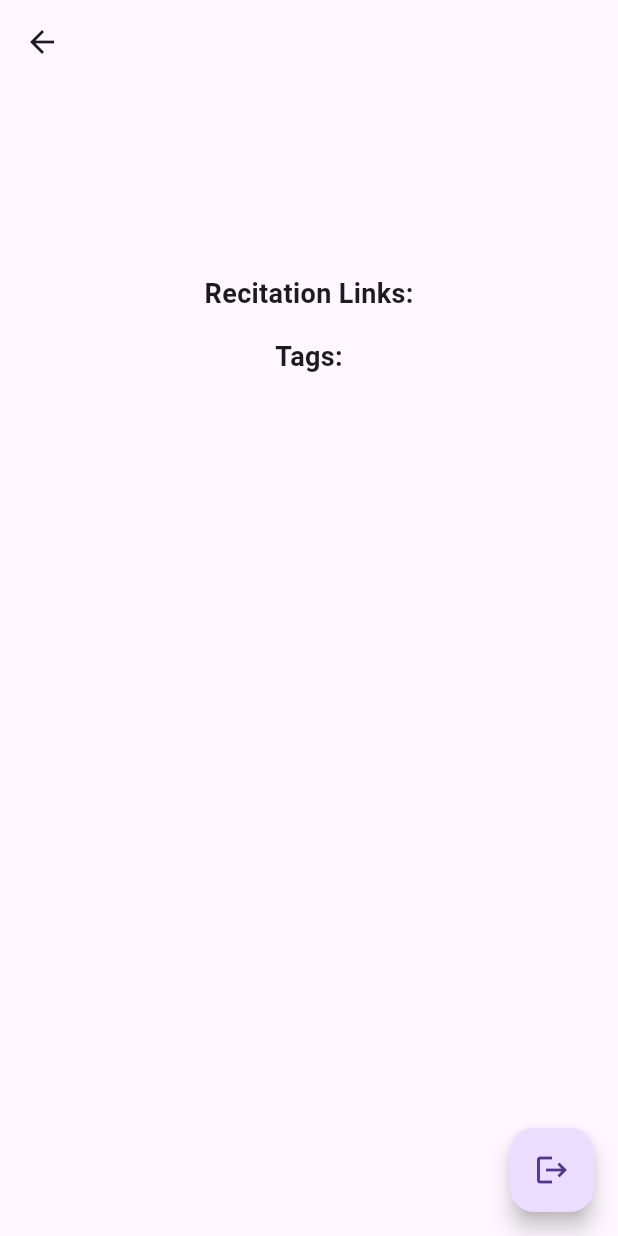
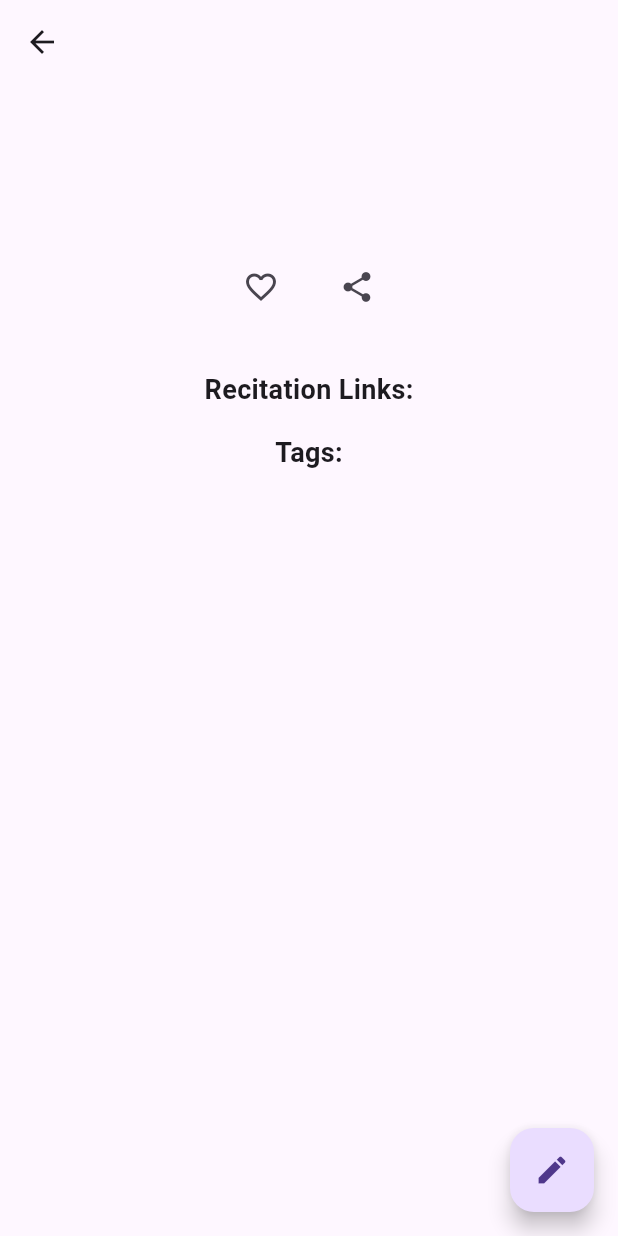
Before and after one commit to mzahin01/mushaeera_Uni_Draft, a Flutter app: the PoemViewPageView screen opened by its route, on a phone screen of 412 x 824 dp. Run offline on Flutter 3.47's test engine with Material 3 defaults, Android fonts, the phone set to English and light mode, and no system bars; our stand-ins replace cloud_firestore, firebase_auth, firebase_core, get, share_plus; accounts and stored records are empty.

Commit message:
Favourite & Share button added

```diff
--- a/lib/app/modules/home/model/poem_model.dart
+++ b/lib/app/modules/home/model/poem_model.dart
@@ -6,6 +6,7 @@ class Poem {
   List<String>? recitationLinks;
   Texts? texts;
   List<String>? tags;
+  String? poemUID;
 
   Poem({
     this.poemName,
@@ -13,6 +14,7 @@ class Poem {
     this.recitationLinks,
     this.texts,
     this.tags,
+    this.poemUID,
   });
 
   factory Poem.fromRawJson(String str) => Poem.fromJson(json.decode(str));
--- a/lib/app/modules/poem_view_page/controllers/poem_view_page_controller.dart
+++ b/lib/app/modules/poem_view_page/controllers/poem_view_page_controller.dart
@@ -1,10 +1,12 @@
 import 'package:cloud_firestore/cloud_firestore.dart';
 import 'package:get/get.dart';
+import 'package:mushaira/app/modules/home/controllers/home_controller.dart';
 import 'package:mushaira/app/modules/home/model/poem_model.dart';
 
 class PoemViewPageController extends GetxController {
   Rx<Poem?> poem = Rx(null);
   RxString poemUID = ''.obs;
+  final HomeController homeController = Get.find<HomeController>();
 
   @override
   void onInit() {
@@ -20,6 +22,14 @@ class PoemViewPageController extends GetxController {
         .doc(poemUID.value)
         .get();
     Map<String, dynamic>? data = doc.data();
-    poem.value = (Poem.fromJson(data ?? {}));
+    poem.value = Poem.fromJson(data ?? {});
+  }
+
+  Future<void> toggleFavorite() async {
+    await homeController.toggleFavorite(poemUID.value);
+  }
+
+  bool isFavorite() {
+    return homeController.favoritePoemIds.contains(poemUID.value);
   }
 }
--- a/lib/app/modules/poem_view_page/views/poem_view_page_view.dart
+++ b/lib/app/modules/poem_view_page/views/poem_view_page_view.dart
@@ -1,13 +1,16 @@
 import 'package:flutter/material.dart';
 import 'package:get/get.dart';
+import 'package:mushaira/app/modules/home/controllers/home_controller.dart';
+import 'package:mushaira/app/modules/home/model/poem_model.dart';
 import 'package:mushaira/app/routes/app_pages.dart';
-import '../../home/model/poem_model.dart';
+import 'package:share_plus/share_plus.dart';
 import '../controllers/poem_view_page_controller.dart';
 
 class PoemViewPageView extends GetView<PoemViewPageController> {
   const PoemViewPageView({super.key});
   @override
   Widget build(BuildContext context) {
+    Get.put(HomeController());
     return Scaffold(
       floatingActionButton: FloatingActionButton(
         onPressed: () {
@@ -16,7 +19,7 @@ class PoemViewPageView extends GetView<PoemViewPageController> {
             parameters: {'poem_uid': controller.poemUID.value},
           );
         },
-        child: const Icon(Icons.logout),
+        child: const Icon(Icons.edit),
       ),
       appBar: AppBar(
         title: Obx(() => Text(controller.poem.value?.poetName ?? 'Poem')),
@@ -26,6 +29,11 @@ class PoemViewPageView extends GetView<PoemViewPageController> {
           return const Center(child: CircularProgressIndicator());
         } else {
           Poem? poem = controller.poem.value;
+          bool isFavorited = controller.isFavorite();
+
+          // Convert the Poem object to a string representation
+          String poemText = _poemToString(poem);
+
           return SingleChildScrollView(
             child: Padding(
               padding: const EdgeInsets.all(16.0),
@@ -46,6 +54,30 @@ class PoemViewPageView extends GetView<PoemViewPageController> {
                       poem?.poetName ?? '',
                       style: const TextStyle(
                           fontSize: 20, fontStyle: FontStyle.italic),
+                    ),
+                    const SizedBox(height: 16),
+                    Row(
+                      mainAxisAlignment: MainAxisAlignment.center,
+                      children: [
+                        IconButton(
+                          onPressed: () async {
+                            await controller.toggleFavorite();
+                          },
+                          icon: Icon(
+                            isFavorited
+                                ? Icons.favorite
+                                : Icons.favorite_outline,
+                            color: isFavorited ? Colors.red : null,
+                          ),
+                        ),
+                        const SizedBox(width: 16),
+                        IconButton(
+                          onPressed: () {
+                            Share.share(poemText);
+                          },
+                          icon: const Icon(Icons.share),
+                        ),
+                      ],
                     ),
                     const SizedBox(height: 16),
                     ...?poem?.texts?.sentences?.map((sentence) {
@@ -113,4 +145,19 @@ class PoemViewPageView extends GetView<PoemViewPageController> {
       }),
     );
   }
+
+  // Method to convert Poem object to a string representation
+  String _poemToString(Poem? poem) {
+    if (poem == null) return '';
+    String poemName =
+        poem.poemName?.words?.map((word) => word.local).join(' ') ?? '';
+    String poetName = poem.poetName ?? '';
+    String text = poem.texts?.sentences
+            ?.map((sentence) =>
+                sentence.words?.map((word) => word.local).join(' ') ?? '')
+            .join('\n') ??
+        '';
+    String tags = poem.tags?.join(', ') ?? '';
+    return 'Poem: $poemName\n\nBy: $poetName\n\n$text\n\nTags: $tags';
+  }
 }
--- a/lib/main.dart
+++ b/lib/main.dart
@@ -12,7 +12,7 @@ Future<void> main() async {
   runApp(
     GetMaterialApp(
       debugShowCheckedModeBanner: false,
-      title: "Application",
+      title: "Mushaeera",
       initialRoute: AppPages.initial,
       getPages: AppPages.routes,
     ),
--- a/pubspec.yaml
+++ b/pubspec.yaml
@@ -14,6 +14,7 @@ dependencies:
   firebase_auth: ^5.0.0
   cloud_firestore: ^5.0.0
   rive: ^0.13.7
+  share_plus: ^9.0.0
 
 dev_dependencies:
   flutter_lints: 4.0.0
```
Also changed, not shown: lib/app/modules/home/controllers/home_controller.dart (+27 -7 lines), lib/app/modules/home/views/home_view.dart (+24 -21 lines), pubspec.lock, 5 other files.
